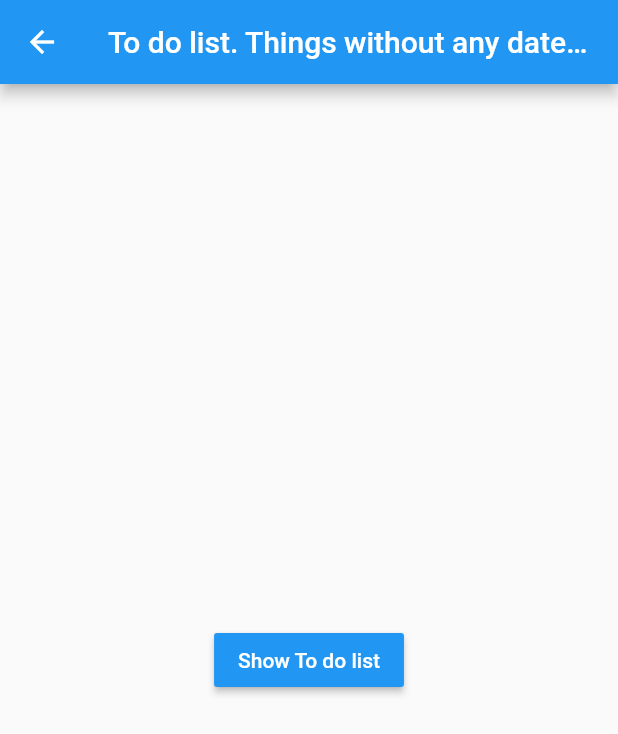
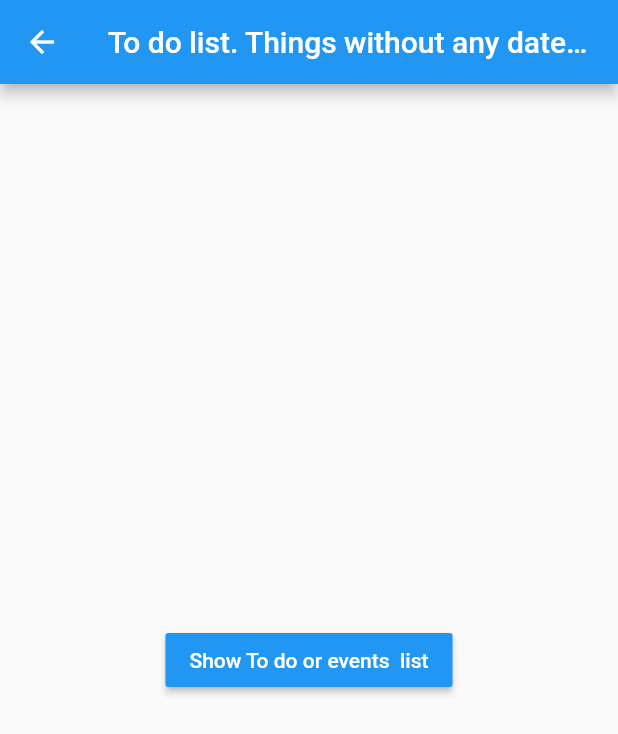
Before and after one commit to sctajc/Property_Returns_pre_flutter, a Flutter app: the screen it shows after launch, in the side drawer, after a tap on "To do", on a phone screen of 412 x 824 dp. Shown: the top 734 px of the screen. Run offline on Flutter 3.47's test engine with Material 2 defaults, Android fonts, the phone set to English and light mode, and no system bars; missing offline and left inert: device_calendar.

Commit message:
Menu working and to_do established

```diff
--- a/lib/UI/to_do.dart
+++ b/lib/UI/to_do.dart
@@ -9,7 +9,7 @@ class ToDo extends StatelessWidget {
       ),
       body: Center(
         child: RaisedButton(
-            child: Text('Show To do list'),
+            child: Text('Show To do or events  list'),
             color: Theme.of(context).primaryColor,
             textColor: Colors.white,
             onPressed: () => Navigator.pop(context)),
```
